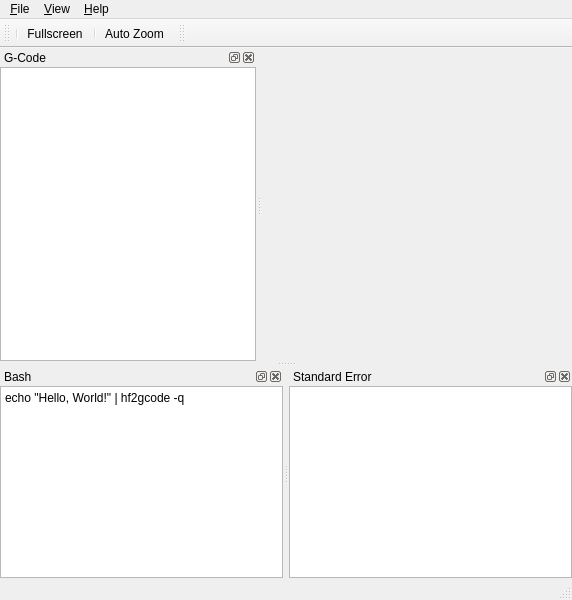
Above: mainwin.ui from QGCoder/qgcoder before the change. Below: the same form after it.
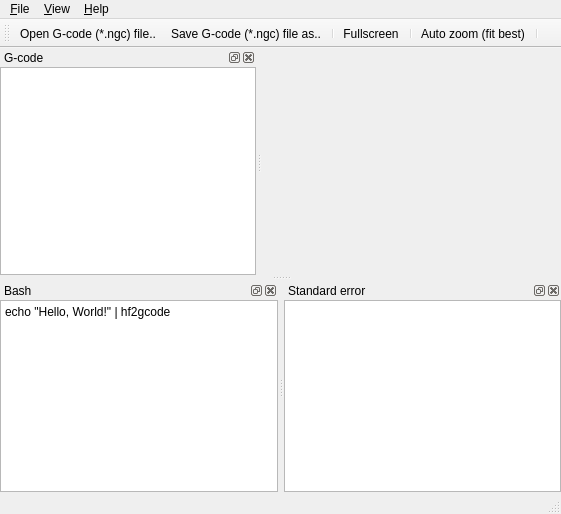
That is the form after the change. Icons and pictures are not drawn. Custom widgets are drawn as their Qt base class.

Patch:
```diff
--- a/mainwin.ui
+++ b/mainwin.ui
@@ -6,8 +6,8 @@
    <rect>
     <x>0</x>
     <y>0</y>
-    <width>572</width>
-    <height>600</height>
+    <width>561</width>
+    <height>514</height>
    </rect>
   </property>
   <property name="sizePolicy">
@@ -50,8 +50,8 @@
     <rect>
      <x>0</x>
      <y>0</y>
-     <width>572</width>
-     <height>22</height>
+     <width>561</width>
+     <height>24</height>
     </rect>
    </property>
    <widget class="QMenu" name="menu_File">
@@ -90,7 +90,7 @@
     <bool>false</bool>
    </property>
    <property name="windowTitle">
-    <string>G-Code</string>
+    <string>G-code</string>
    </property>
    <attribute name="dockWidgetArea">
     <number>1</number>
@@ -166,7 +166,7 @@
         </size>
        </property>
        <property name="plainText">
-        <string>echo &quot;Hello, World!&quot; | hf2gcode -q</string>
+        <string>echo &quot;Hello, World!&quot; | hf2gcode</string>
        </property>
       </widget>
      </item>
@@ -183,14 +183,17 @@
    <attribute name="toolBarBreak">
     <bool>false</bool>
    </attribute>
+   <addaction name="action_Open"/>
+   <addaction name="action_Save_As"/>
    <addaction name="separator"/>
    <addaction name="action_showFullScreen"/>
    <addaction name="separator"/>
    <addaction name="action_AutoZoom"/>
+   <addaction name="separator"/>
   </widget>
   <widget class="QDockWidget" name="dockWidget_2">
    <property name="windowTitle">
-    <string>Standard Error</string>
+    <string>Standard error</string>
    </property>
    <attribute name="dockWidgetArea">
     <number>8</number>
@@ -218,17 +221,6 @@
     </layout>
    </widget>
   </widget>
-  <widget class="QToolBar" name="toolBar_2">
-   <property name="windowTitle">
-    <string>toolBar_2</string>
-   </property>
-   <attribute name="toolBarArea">
-    <enum>TopToolBarArea</enum>
-   </attribute>
-   <attribute name="toolBarBreak">
-    <bool>false</bool>
-   </attribute>
-  </widget>
   <action name="action_Quit">
    <property name="text">
     <string>&amp;Quit</string>
@@ -280,7 +272,7 @@
     <bool>true</bool>
    </property>
    <property name="text">
-    <string>Auto Zoom</string>
+    <string>Auto zoom (fit best)</string>
    </property>
    <property name="toolTip">
     <string>Auto Zoom</string>
@@ -303,7 +295,7 @@
   </action>
   <action name="action_Open">
    <property name="text">
-    <string>File Open</string>
+    <string>Open G-code (*.ngc) file..</string>
    </property>
    <property name="toolTip">
     <string>Open File</string>
@@ -322,7 +314,7 @@
   </action>
   <action name="action_Save_As">
    <property name="text">
-    <string>File Save As</string>
+    <string>&amp;Save G-code (*.ngc) file as..</string>
    </property>
    <property name="shortcut">
     <string>Ctrl+Shift+A</string>
```
Left out of the diff: 43 changed lines with no effect on the pictures.
